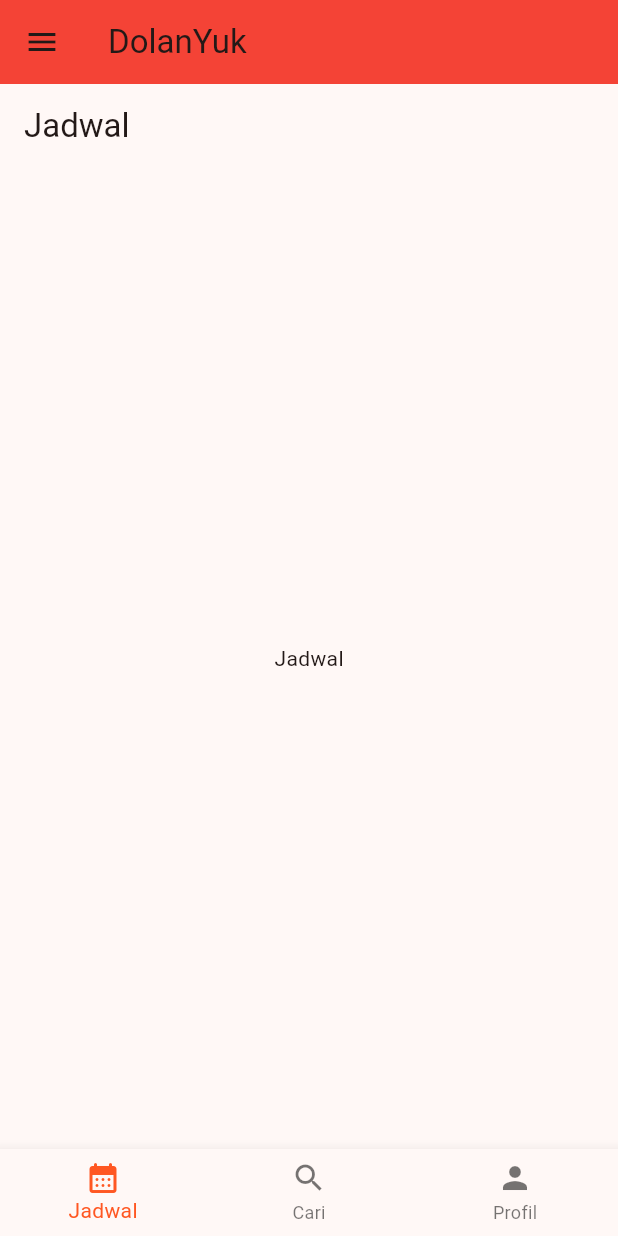
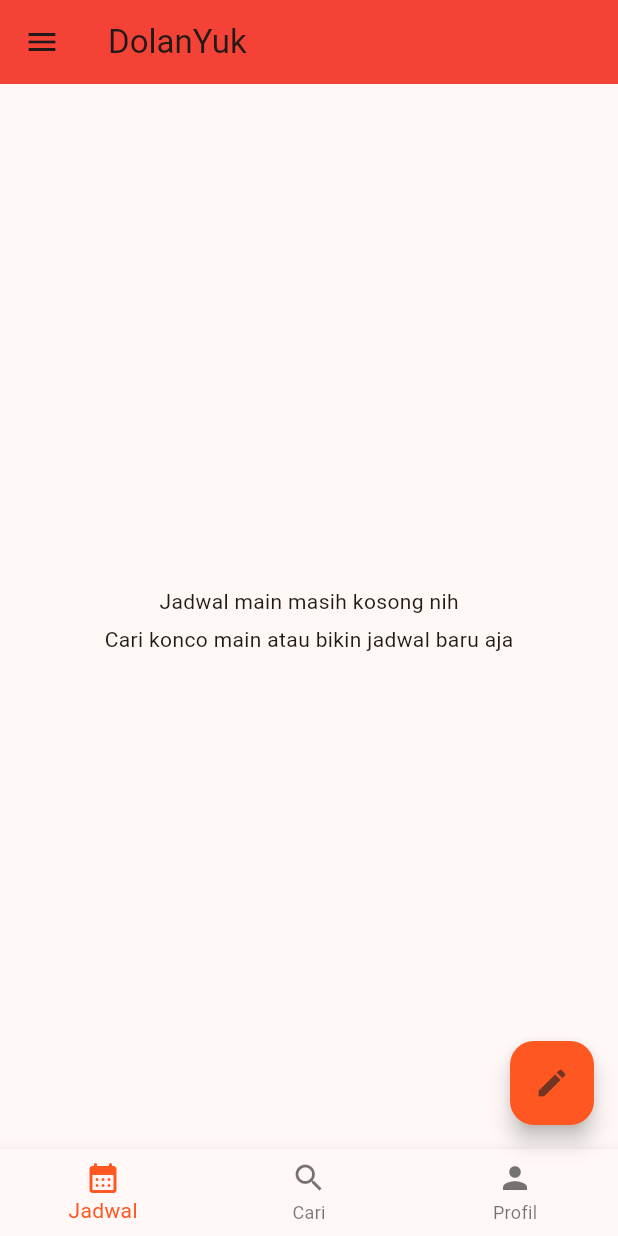
Before and after one commit to blixondi/dolan_yuk, a Flutter app: the MyHomePage screen opened directly, on a phone screen of 412 x 824 dp. Run offline on Flutter 3.47's test engine with Material 3 defaults, Android fonts, the phone set to English and light mode, and no system bars; our stand-ins replace email_validator, shared_preferences; accounts and stored records are empty.

Commit message:
update drawer, add jadwal class

```diff
--- /dev/null
+++ b/lib/class/jadwal.dart
@@ -0,0 +1,24 @@
+class Jadwal {
+  int id;
+  int dolanan_id;
+  String tanggal;
+  String jam;
+  String lokasi;
+
+  Jadwal(
+      {required this.id,
+      required this.dolanan_id,
+      required this.tanggal,
+      required this.jam,
+      required this.lokasi});
+  factory Jadwal.fromJson(Map<String, dynamic> json) {
+    return Jadwal(
+        id: json['id'] as int,
+        dolanan_id: json['dolanan_id'] as int,
+        tanggal: json['tanggal'] as String,
+        jam: json['jam'] as String,
+        lokasi: json['lokasi'] as String);
+  }
+}
+
+List<Jadwal> jadwals = [];
--- a/lib/main.dart
+++ b/lib/main.dart
@@ -9,22 +9,29 @@ import 'package:shared_preferences/shared_preferences.dart';
 import 'package:dolan_yuk/screen/login.dart';
 
 String activeUser = "";
+String activeEmail = "";
+String activePhoto = "";
+int activeUserId = 0;
 
 GlobalKey<ScaffoldState> _scaffoldKey = GlobalKey<ScaffoldState>();
 
-Future<String> checkUser() async {
+Future<Map<String, dynamic>> getUserData() async {
   final prefs = await SharedPreferences.getInstance();
   String full_name = prefs.getString("full_name") ?? '';
-  return full_name;
+  String email = prefs.getString("email") ?? '';
+  int user_id = prefs.getInt("user_id") ?? 0;
+  return {'full_name': full_name, 'email': email, 'user_id': user_id};
 }
 
 void main() {
   WidgetsFlutterBinding.ensureInitialized();
-  checkUser().then((String result) {
-    if (result == '') {
+  getUserData().then((Map<String, dynamic> result) {
+    if (result['full_name'] == '') {
       runApp(MyLogin());
     } else {
-      activeUser = result;
+      activeUser = result['full_name'];
+      activeEmail = result['email'];
+      activeUserId = result['user_id'];
       runApp(const MainApp());
     }
   });
@@ -76,8 +83,8 @@ class _MyHomePageState extends State<MyHomePage> {
         child: Column(
           children: <Widget>[
             UserAccountsDrawerHeader(
-                accountName: Text("ini testing lo"),
-                accountEmail: Text("testing saja lo"),
+                accountName: Text(activeUser),
+                accountEmail: Text(activeEmail),
                 currentAccountPicture: CircleAvatar(
                     backgroundImage:
                         NetworkImage("https://i.pravatar.cc/150"))),
@@ -124,6 +131,11 @@ class _MyHomePageState extends State<MyHomePage> {
     }
 
     return Scaffold(
+      floatingActionButton: FloatingActionButton(
+        onPressed: () {},
+        child: Icon(Icons.edit),
+        backgroundColor: Colors.deepOrange,
+      ),
       key: _scaffoldKey,
       drawer: ourDrawer(),
       appBar: AppBar(backgroundColor: Colors.red, title: Text("DolanYuk")),
--- a/lib/screen/jadwal.dart
+++ b/lib/screen/jadwal.dart
@@ -1,3 +1,5 @@
+// ignore_for_file: prefer_const_constructors, prefer_const_literals_to_create_immutables
+
 import 'package:flutter/material.dart';
 
 class Jadwal extends StatefulWidget {
@@ -6,17 +8,47 @@ class Jadwal extends StatefulWidget {
 }
 
 class _JadwalState extends State<Jadwal> {
+  List<Jadwal> jadwals = [];
+
   @override
   void initState() {
     super.initState();
   }
 
+  Widget listJadwal(jadwals) {
+    if (jadwals.isNotEmpty) {
+      return Text('aaaaa');
+    } else {
+      return Column(
+        mainAxisAlignment: MainAxisAlignment.center,
+        children: [
+          Padding(
+            padding: EdgeInsets.fromLTRB(10, 10, 10, 5),
+            child: Center(
+              child: Text('Jadwal main masih kosong nih'),
+            ),
+          ),
+          Padding(
+            padding: EdgeInsets.fromLTRB(10, 0, 10, 5),
+            child: Center(
+              child: Text('Cari konco main atau bikin jadwal baru aja'),
+            ),
+          ),
+        ],
+      );
+    }
+  }
+
   @override
   Widget build(BuildContext context) {
     return Scaffold(
-        appBar: AppBar(
-          title: const Text('Jadwal'),
-        ),
-        body: Center(child: Text("Jadwal")));
+      body: jadwals.isEmpty
+          ? Center(
+              child: listJadwal(jadwals),
+            )
+          : SingleChildScrollView(
+              child: listJadwal(jadwals),
+            ),
+    );
   }
 }
```
Also changed, not shown: lib/screen/tambah_jadwal.dart (added, +18 -0 lines).
